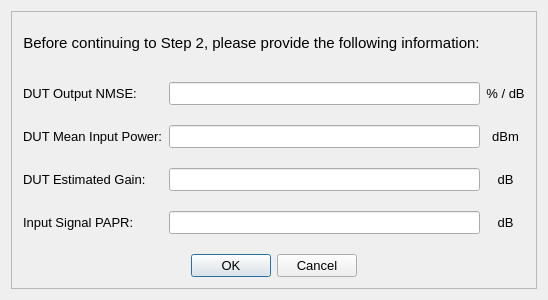
Above: safetycheck.ui from ItsSpicee/peprs before the change. Below: the same form after it.
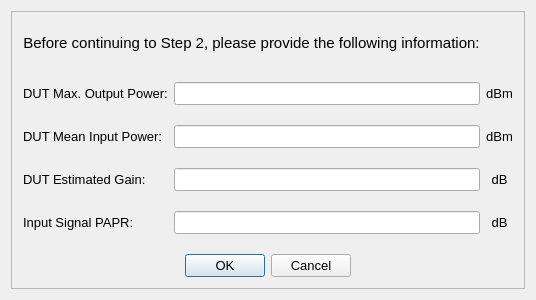
That is the form after the change.

Patch:
```diff
--- a/safetycheck.ui
+++ b/safetycheck.ui
@@ -22,7 +22,7 @@
      <property name="frameShadow">
       <enum>QFrame::Raised</enum>
      </property>
-     <layout class="QGridLayout" name="gridLayout" rowstretch="0,0,0,0,0,0,0,0,0,0,0">
+     <layout class="QGridLayout" name="gridLayout" rowstretch="0,0,0,0,0,0,0,0,0,0">
       <property name="verticalSpacing">
        <number>20</number>
       </property>
@@ -76,7 +76,7 @@
          </font>
         </property>
         <property name="text">
-         <string>DUT Output NMSE:</string>
+         <string>DUT Max. Output Power:</string>
         </property>
        </widget>
       </item>
@@ -206,7 +206,7 @@
          </font>
         </property>
         <property name="text">
-         <string>% / dB</string>
+         <string>dBm</string>
         </property>
         <property name="alignment">
          <set>Qt::AlignCenter</set>
```
Left out of the diff: 2 changed lines with no effect on the pictures.
